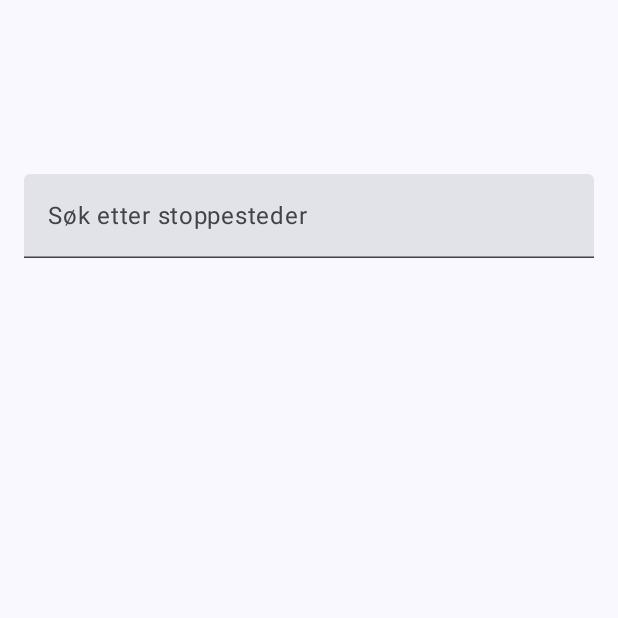
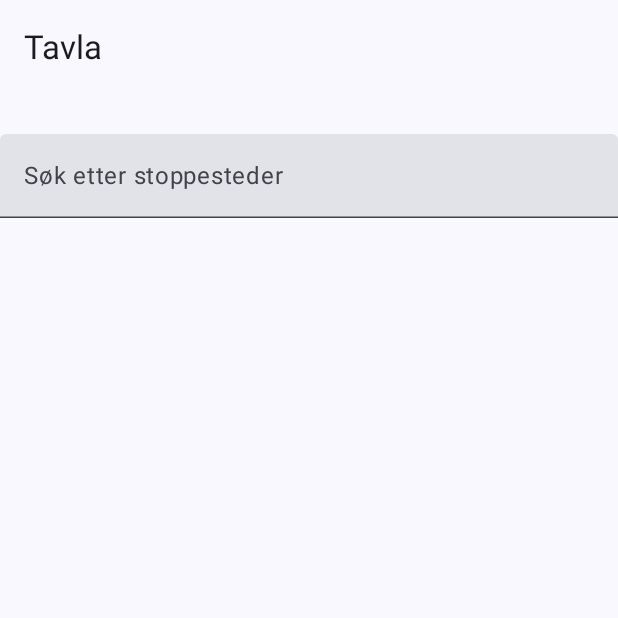
Before and after one commit to jonashagelid/Tavla, an Android app built with Jetpack Compose: the screen it shows after launch (MainActivity), on a phone screen of 412 x 824 dp, the top half of it. Run offline under Robolectric (Android 15) with nearby library versions, the phone set to English and light mode, and no system bars.

```diff
--- a/app/build.gradle.kts
+++ b/app/build.gradle.kts
@@ -68,6 +68,7 @@ dependencies {
     implementation(libs.retrofit.gson)
     implementation(libs.moshi.core)
     implementation(libs.moshi.kotlin)
+    implementation(libs.androidx.navigation.compose)
     testImplementation(libs.junit)
     androidTestImplementation(libs.androidx.junit)
     androidTestImplementation(libs.androidx.espresso.core)
--- a/app/src/main/java/com/example/tavla/MainActivity.kt
+++ b/app/src/main/java/com/example/tavla/MainActivity.kt
@@ -10,6 +10,9 @@ import androidx.lifecycle.ViewModelProvider
 import com.example.tavla.network.GeocoderApi
 import com.example.tavla.ui.theme.TavlaTheme
 import androidx.compose.ui.Modifier
+import androidx.navigation.compose.NavHost
+import androidx.navigation.compose.composable
+import androidx.navigation.compose.rememberNavController
 
 class MainActivity : ComponentActivity() {
    private val geocoderApi = GeocoderApi.create()
@@ -26,11 +29,13 @@ class MainActivity : ComponentActivity() {
     override fun onCreate(savedInstanceState: Bundle?) {
         super.onCreate(savedInstanceState)
         setContent {
-            TavlaTheme {
-                Scaffold { paddingValues ->
-                    SearchScreen(viewModel = viewModel, modifier = Modifier.padding(paddingValues))
+            val navController = rememberNavController()
+
+                NavHost(navController = navController, startDestination = "search") {
+                    composable("search") { SearchScreen(navController, viewModel) }
+                    composable("lines") { LinesScreen(navController, viewModel) }
                 }
-            }
+
         }
     }
 }
--- a/app/src/main/java/com/example/tavla/SearchScreen.kt
+++ b/app/src/main/java/com/example/tavla/SearchScreen.kt
@@ -13,20 +13,35 @@ import androidx.compose.foundation.layout.*
 import androidx.compose.foundation.lazy.LazyRow
 import androidx.compose.material3.Card
 import androidx.compose.material3.CardDefaults
+import androidx.compose.material3.ExperimentalMaterial3Api
+import androidx.compose.material3.Scaffold
+import androidx.compose.material3.TopAppBar
+import androidx.navigation.NavController
+import com.example.tavla.ui.theme.TavlaTheme
 
 
+@OptIn(ExperimentalMaterial3Api::class)
 @Composable
-fun SearchScreen(viewModel: ViewModel, modifier: Modifier = Modifier) {
+fun SearchScreen(navController: NavController, viewModel: ViewModel) {
     val query by viewModel.searchString.collectAsState()
     val stops by viewModel.stops.collectAsState()
-
+    TavlaTheme {
+        Scaffold (
+            topBar = {
+                TopAppBar(
+                    title = { Text("Tavla") },
+                )
+            }
+        ) {
+            paddingValues ->
             Column(
                 modifier = Modifier
                     .fillMaxWidth()
-        .padding(16.dp),
+                    .padding(paddingValues)
+                   ,
             ) {
 
-        Spacer(modifier = Modifier.height(100.dp))
+                Spacer(modifier = Modifier.height(25.dp))
                 TextField(
                     value = query,
                     onValueChange = { newValue -> viewModel.onSearchStringChanged(newValue) },
@@ -42,6 +57,7 @@ fun SearchScreen(viewModel: ViewModel, modifier: Modifier = Modifier) {
                             modifier = Modifier
                                 .fillMaxWidth()
                                 .clickable {
+                                    navController.navigate("lines")
                                     println("Clicked on stop: $name")
                                 }
                                 .padding(8.dp),
@@ -56,10 +72,10 @@ fun SearchScreen(viewModel: ViewModel, modifier: Modifier = Modifier) {
                                         Text(text = category, modifier = Modifier.padding(end = 8.dp))                    }
                                 }
                             }
-
-                }
-
                         }
                     }
                 }
             }
+        }
+    }
+}
--- /dev/null
+++ b/app/src/main/java/com/example/tavla/network/ApolloClient.kt
@@ -0,0 +1,4 @@
+package com.example.tavla.network
+
+interface ApolloClient {
+}
--- a/app/src/main/java/com/example/tavla/network/GeocoderApi.kt
+++ b/app/src/main/java/com/example/tavla/network/GeocoderApi.kt
@@ -12,7 +12,7 @@ interface GeocoderApi {
     @GET("geocoder/v1/autocomplete")
     suspend fun autocomplete(
         @Query("text") query: String,
-        @Query("size") size: Int = 10,
+        @Query("size") size: Int = 20,
         @Query("layers") layers: String = "venue"
     ): StopPlacesResponse
 
--- a/gradle/libs.versions.toml
+++ b/gradle/libs.versions.toml
@@ -12,6 +12,7 @@ apollo = "4.1.1"
 retrofit = "2.9.0"
 moshi = "1.15.2"
 lifecycle = "2.8.7"
+navigationCompose = "2.8.7"
 
 [libraries]
 androidx-core-ktx = { group = "androidx.core", name = "core-ktx", version.ref = "coreKtx" }
@@ -34,6 +35,7 @@ retrofit-gson = { module = "com.squareup.retrofit2:converter-gson", version.ref
 moshi-core = { group = "com.squareup.moshi", name = "moshi", version.ref = "moshi" }
 moshi-kotlin = { group = "com.squareup.moshi", name = "moshi-kotlin", version.ref = "moshi" }
 lifecycle-viewmodel-ktx = { group = "androidx.lifecycle", name = "lifecycle-viewmodel-ktx", version.ref = "lifecycle" }
+androidx-navigation-compose = { group = "androidx.navigation", name = "navigation-compose", version.ref = "navigationCompose" }
 
 [plugins]
 android-application = { id = "com.android.application", version.ref = "agp" }
```
Also changed, not shown: app/src/main/java/com/example/tavla/LinesScreen.kt (added, +13 -0 lines), 1 other file. Lines whose indentation alone changed are shown as unchanged.
